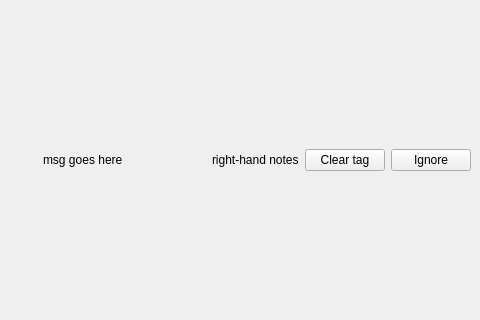
Qt form plom/client/ui_files/annotator.ui (plomgrading/plom) before a commit; both pictures show x 382 to 862 and y 175 to 495 of the 862 by 670 pixel window.
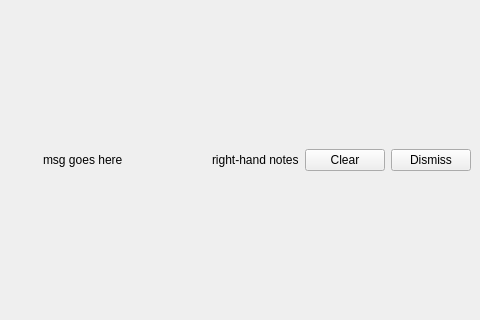
The same form after that commit.

Commit message:
wire the notification bar to tags
For this we increase the data tuple transmitted between Marker and
Annotator to include tags.

What changed in the file:
```diff
--- a/plom/client/ui_files/annotator.ui
+++ b/plom/client/ui_files/annotator.ui
@@ -738,14 +738,14 @@
          <item>
           <widget class="QPushButton" name="attnClearButton">
            <property name="text">
-            <string>Clear tag</string>
+            <string>Clear</string>
            </property>
           </widget>
          </item>
          <item>
           <widget class="QPushButton" name="attnIgnoreButton">
            <property name="text">
-            <string>Ignore</string>
+            <string>Dismiss</string>
            </property>
           </widget>
          </item>
```
Left out of the diff: 2 changed lines with no effect on the pictures. The commit also changes 2 other files.
